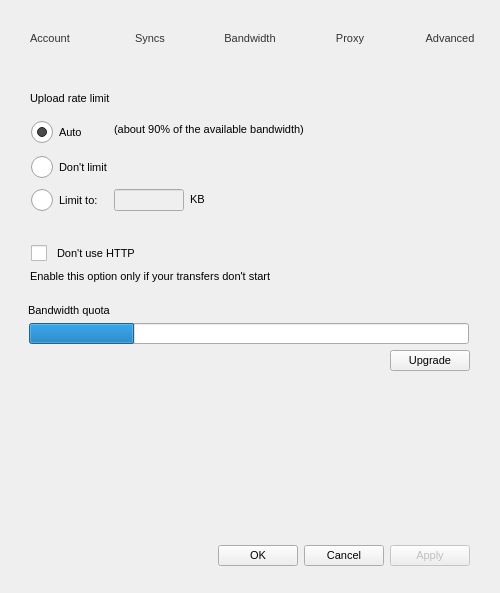
Old version of the form src/MEGASync/gui/macx/SettingsDialog.ui in the repository meganz/MEGAsync.
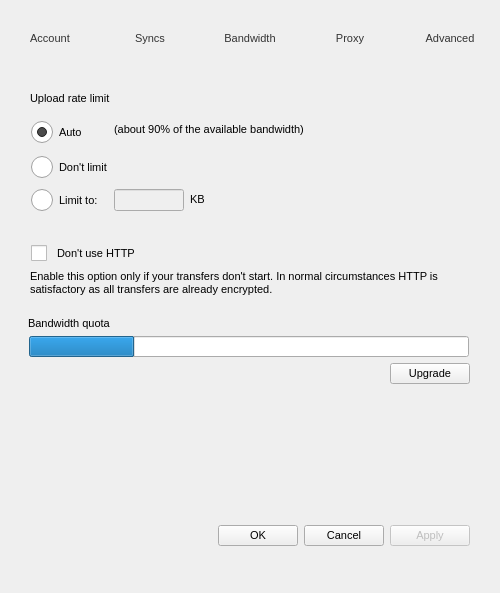
New version of the form. The open tabs and pages were chosen to show the change. Icons and pictures are not drawn.

Patch:
```diff
--- a/src/MEGASync/gui/macx/SettingsDialog.ui
+++ b/src/MEGASync/gui/macx/SettingsDialog.ui
@@ -2148,11 +2148,14 @@
 font-style: normal;</string>
          </property>
          <property name="text">
-          <string>Enable this option only if your transfers don't start</string>
+          <string>Enable this option only if your transfers don't start. In normal circumstances HTTP is satisfactory as all transfers are already encrypted.</string>
          </property>
          <property name="textFormat">
           <enum>Qt::AutoText</enum>
          </property>
+         <property name="wordWrap">
+          <bool>true</bool>
+         </property>
         </widget>
        </item>
        <item>
```
